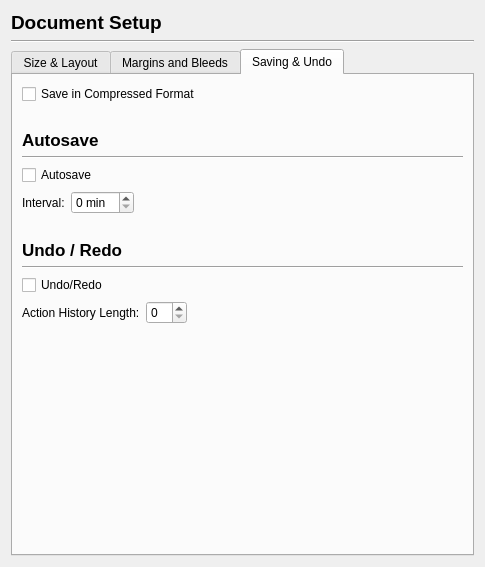
Qt form scribus/ui/prefs_documentsetupbase.ui (scribusproject/scribus) before a commit.
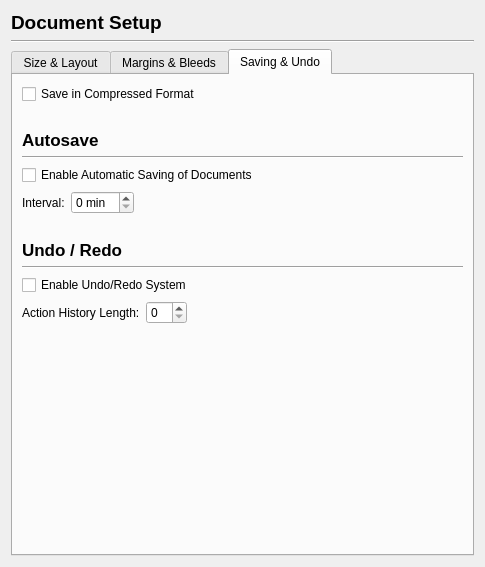
The same form after that commit. The open tabs and pages were chosen to show the change. Custom widgets are drawn as their Qt base class.

Commit message: #8615: Enable saving to compressed file by preference option

Patch:
```diff
--- a/scribus/ui/prefs_documentsetupbase.ui
+++ b/scribus/ui/prefs_documentsetupbase.ui
@@ -266,7 +266,7 @@
      </widget>
      <widget class="QWidget" name="tab_2">
       <attribute name="title">
-       <string>Margins and Bleeds</string>
+       <string>Margins &amp;&amp; Bleeds</string>
       </attribute>
       <layout class="QVBoxLayout" name="verticalLayout_3">
        <item>
@@ -448,7 +448,7 @@
        <item>
         <widget class="QCheckBox" name="autosaveCheckBox">
          <property name="text">
-          <string>Autosave</string>
+          <string>Enable Automatic Saving of Documents</string>
          </property>
         </widget>
        </item>
@@ -523,7 +523,7 @@
        <item>
         <widget class="QCheckBox" name="undoCheckBox">
          <property name="text">
-          <string>Undo/Redo</string>
+          <string>Enable Undo/Redo System</string>
          </property>
         </widget>
        </item>
```
Left out of the diff: 6 changed lines with no effect on the pictures. The commit also changes 4 other files.
